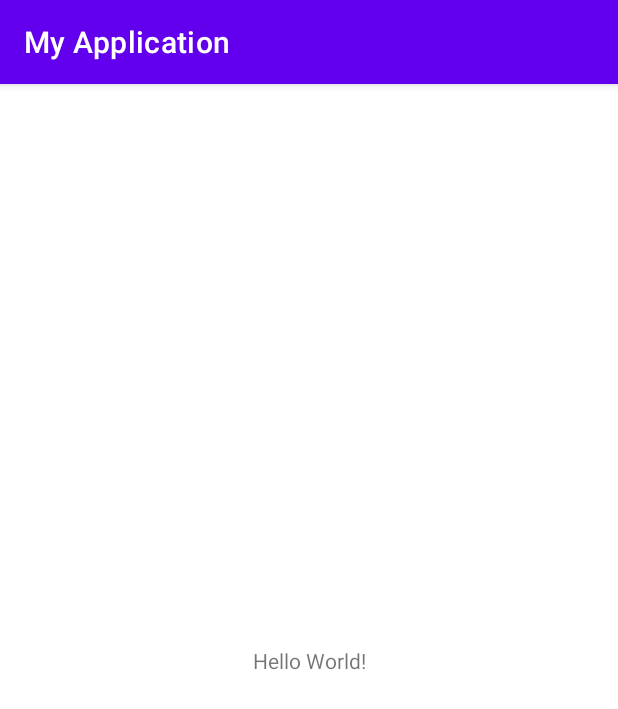
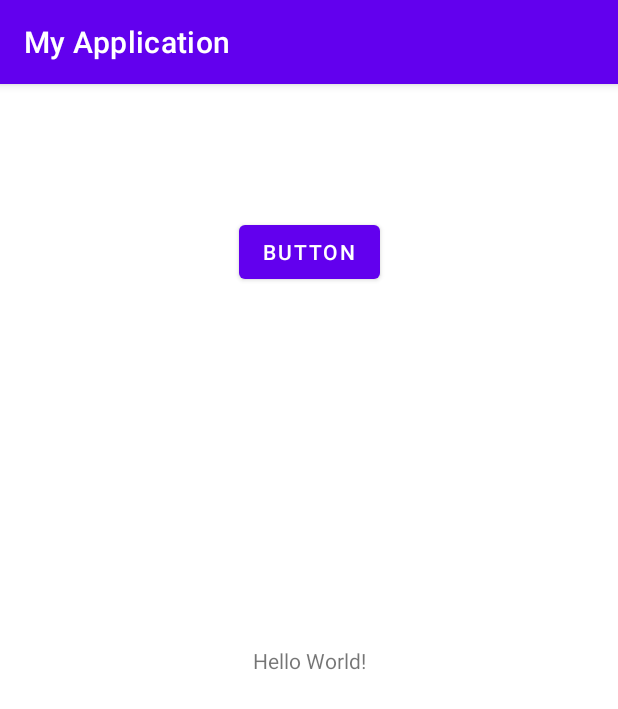
Before and after one commit to AntonyXXu/Android-App-Tutorial, an Android app: the screen it shows after launch (MainActivity), on a phone screen of 412 x 824 dp. Shown: the top 709 px of the screen. Run offline under Robolectric (Android 15) with nearby library versions, the phone set to English and light mode, and no system bars.

Commit message:
test button

```diff
--- a/app/src/main/res/layout/activity_main.xml
+++ b/app/src/main/res/layout/activity_main.xml
@@ -15,4 +15,14 @@
         app:layout_constraintRight_toRightOf="parent"
         app:layout_constraintTop_toTopOf="parent" />
 
+    <Button
+        android:id="@+id/button"
+        android:layout_width="wrap_content"
+        android:layout_height="wrap_content"
+        android:layout_marginTop="88dp"
+        android:text="Button"
+        app:layout_constraintEnd_toEndOf="parent"
+        app:layout_constraintStart_toStartOf="parent"
+        app:layout_constraintTop_toTopOf="parent" />
+
 </androidx.constraintlayout.widget.ConstraintLayout>
```
